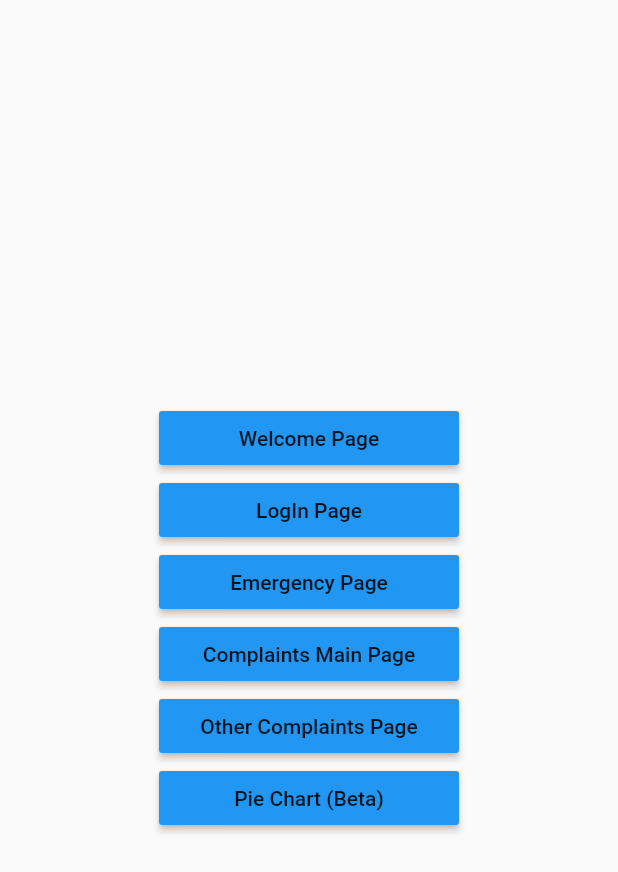
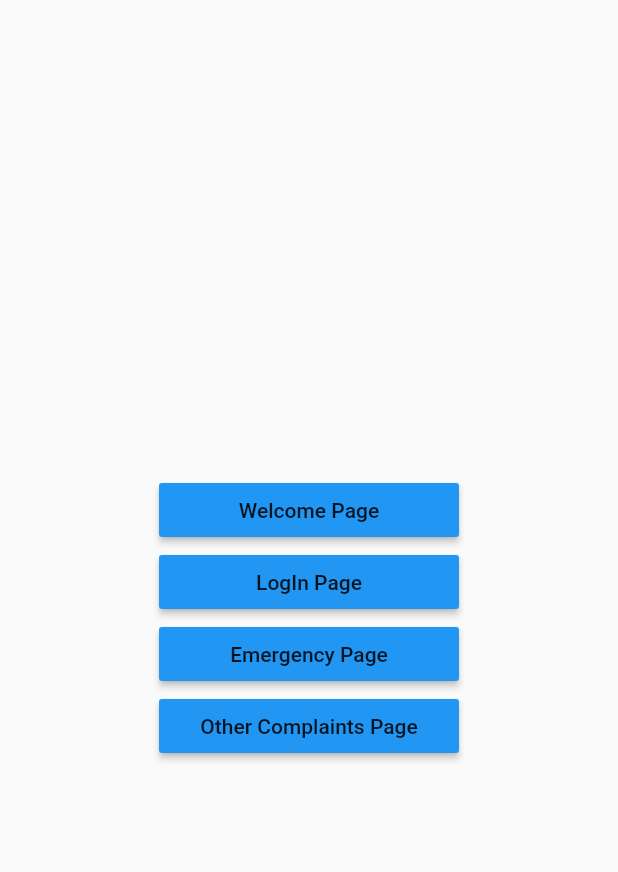
Before and after one commit to Our-Community-TDEC/Our-Community, a Flutter app: the screen it shows after launch, on a phone screen of 412 x 824 dp. Shown: the top 872 px of the screen. Run offline on Flutter 3.47's test engine with Material 2 defaults, Android fonts, the phone set to English and light mode, and no system bars.

Commit message:
Pre change commit

```diff
--- a/lib/main.dart
+++ b/lib/main.dart
@@ -3,31 +3,27 @@ import 'package:final_year_project/screens/login_page.dart';
 import 'package:final_year_project/screens/emergency_page.dart';
 import 'package:final_year_project/screens/welcome_page.dart';
 import 'package:final_year_project/screens/noticeboard_page.dart';
-import 'package:final_year_project/screens/complaints_main_page.dart';
 import 'package:final_year_project/screens/other_complaints_page.dart';
-import 'package:final_year_project/screens/BetaTestSection/PiCharts.dart';
 
-void main() => runApp (
-    MaterialApp (
+void main() => runApp(MaterialApp(
       home: BasePage(),
-    )
-);
+    ));
 
 class BasePage extends StatelessWidget {
   @override
-  Widget build (BuildContext context) {
-    return Scaffold (
-      body: Container (
+  Widget build(BuildContext context) {
+    return Scaffold(
+      body: Container(
         padding: EdgeInsets.all(25),
-        child: Row (
+        child: Row(
           mainAxisAlignment: MainAxisAlignment.center,
           children: [
-            Column (
+            Column(
               mainAxisAlignment: MainAxisAlignment.center,
               children: [
                 ButtonTheme(
                   minWidth: 200,
-                  child:RaisedButton (
+                  child: RaisedButton(
                     // onPressed: () {  },
                     onPressed: () {
                       Navigator.push(
@@ -40,7 +36,7 @@ class BasePage extends StatelessWidget {
                 ),
                 ButtonTheme(
                   minWidth: 200,
-                  child:RaisedButton(
+                  child: RaisedButton(
                     onPressed: () {
                       Navigator.push(
                         context,
@@ -52,11 +48,12 @@ class BasePage extends StatelessWidget {
                 ),
                 ButtonTheme(
                   minWidth: 200,
-                  child:RaisedButton(
+                  child: RaisedButton(
                     onPressed: () {
                       Navigator.push(
                         context,
-                        MaterialPageRoute(builder: (context) => EmergencyPage()),
+                        MaterialPageRoute(
+                            builder: (context) => EmergencyPage()),
                       );
                     },
                     child: Text("Emergency Page"),
@@ -64,38 +61,15 @@ class BasePage extends StatelessWidget {
                 ),
                 ButtonTheme(
                   minWidth: 200,
-                  child:RaisedButton(
+                  child: RaisedButton(
                     onPressed: () {
                       Navigator.push(
                         context,
-                        MaterialPageRoute(builder: (context) => Complaints_Main_Page()),
-                      );
-                    },
-                    child: Text("Complaints Main Page"),
-                  ),
-                ),
-                ButtonTheme(
-                  minWidth: 200,
-                  child:RaisedButton(
-                    onPressed: () {
-                      Navigator.push(
-                        context,
-                        MaterialPageRoute(builder: (context) => Other_Complaints_Page()),
+                        MaterialPageRoute(
+                            builder: (context) => Other_Complaints_Page()),
                       );
                     },
                     child: Text("Other Complaints Page"),
-                  ),
-                ),
-                ButtonTheme(
-                  minWidth: 200,
-                  child:RaisedButton(
-                    onPressed: () {
-                      Navigator.push(
-                        context,
-                        MaterialPageRoute(builder: (context) => Pie_Chart_Widget()),
-                      );
-                    },
-                    child: Text("Pie Chart (Beta)"),
                   ),
                 ),
               ],
```
Also changed, not shown: 9 other files.
